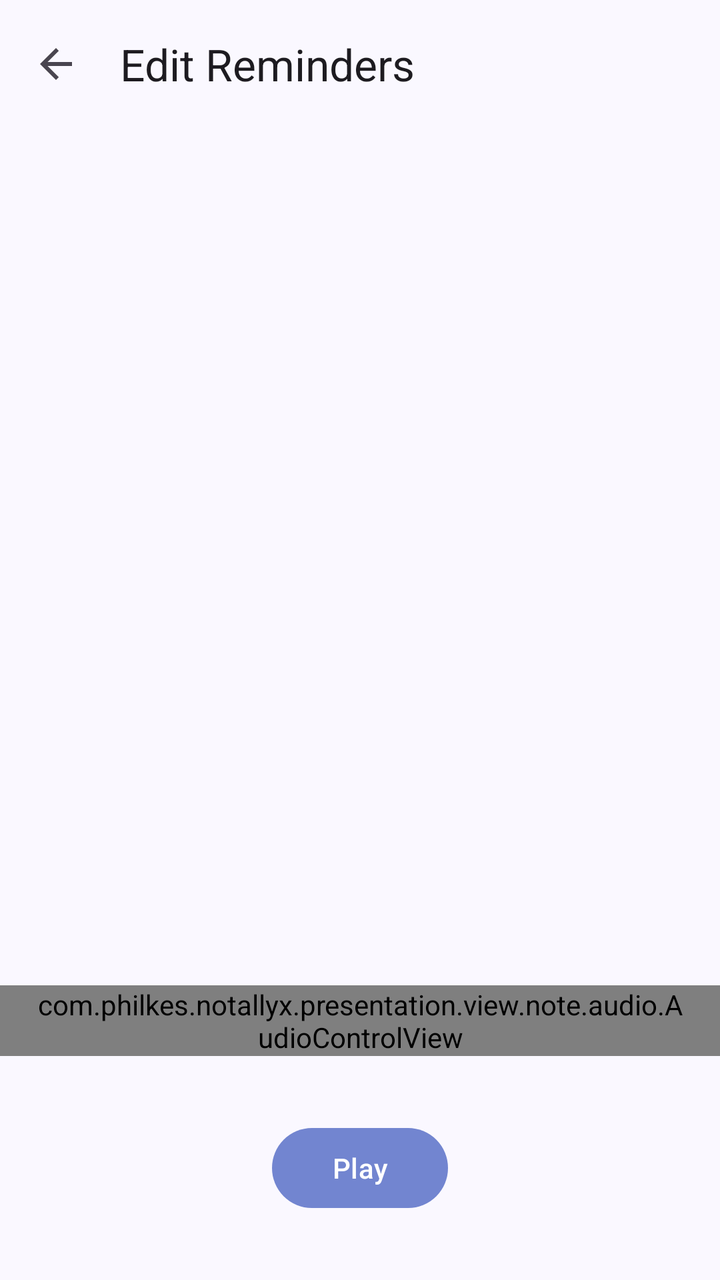
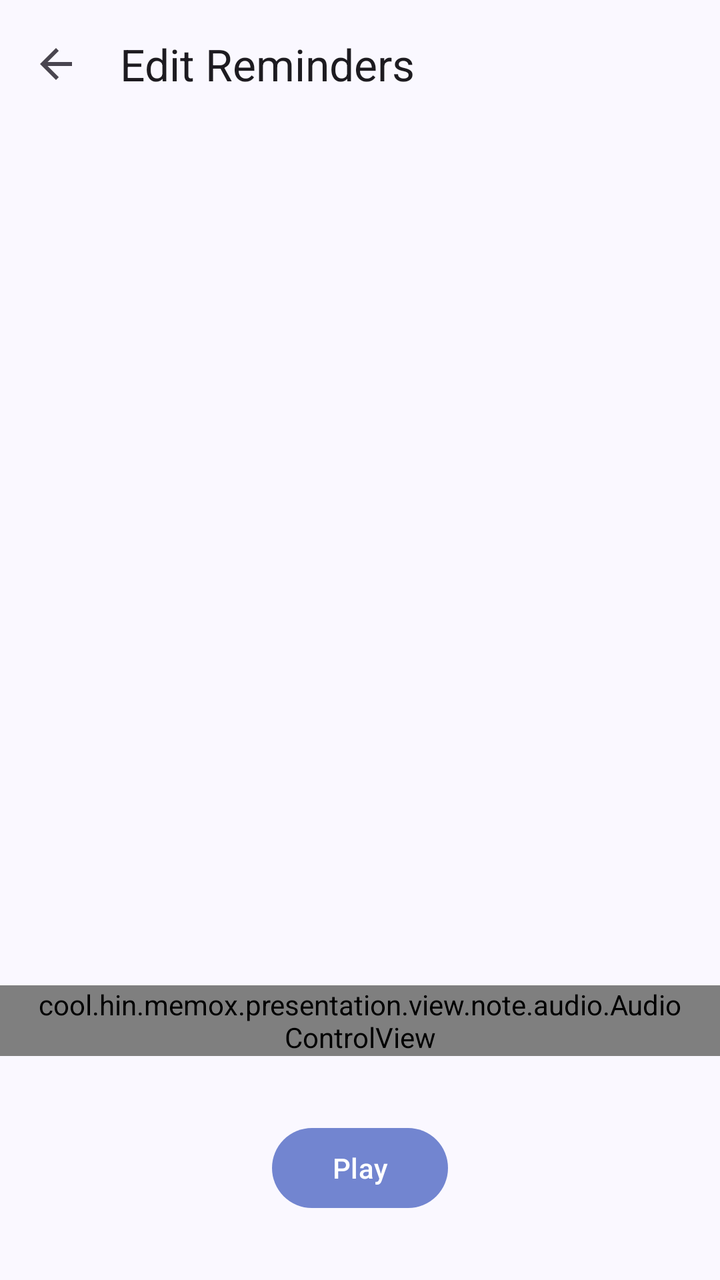

An Android layout rendered at two revisions. The XML below is the earlier revision; the diff shows what the commit changed to produce the second picture.
<!-- AndroidManifest.xml: application theme AppTheme -->
<!-- res/layout/activity_play_audio.xml -->
<?xml version="1.0" encoding="utf-8"?>
<RelativeLayout xmlns:android="http://schemas.android.com/apk/res/android"
    xmlns:app="http://schemas.android.com/apk/res-auto"
    android:id="@+id/root_layout"
    android:layout_width="match_parent"
    android:layout_height="match_parent">
    <com.google.android.material.appbar.MaterialToolbar
        android:id="@+id/Toolbar"
        android:layout_width="match_parent"
        android:layout_height="?attr/actionBarSize"
        app:navigationIcon="?attr/homeAsUpIndicator"
        app:title="@string/edit_reminders" />
    <TextView
        android:id="@+id/Error"
        android:layout_width="match_parent"
        android:layout_height="match_parent"
        android:layout_above="@id/AudioControlView"
        android:layout_below="@id/Toolbar"
        android:gravity="center"
        android:textAppearance="?attr/textAppearanceBodyMedium" />

    <com.philkes.notallyx.presentation.view.note.audio.AudioControlView
        android:id="@+id/AudioControlView"
        android:layout_width="match_parent"
        android:layout_height="wrap_content"
        android:layout_above="@id/Play"
        android:layout_marginBottom="32dp"
        android:paddingStart="16dp"
        android:paddingEnd="16dp">

        <com.google.android.material.slider.Slider
            android:id="@+id/Progress"
            android:layout_width="match_parent"
            android:layout_height="wrap_content"
            android:stepSize="1" />

        <TextView
            android:id="@+id/Chronometer"
            android:layout_width="wrap_content"
            android:layout_height="wrap_content"
            android:layout_below="@id/Progress"
            android:layout_alignParentStart="true"
            android:layout_marginStart="8dp"
            android:textAppearance="?attr/textAppearanceBodySmall" />

        <TextView
            android:id="@+id/Length"
            android:layout_width="wrap_content"
            android:layout_height="wrap_content"
            android:layout_below="@id/Progress"
            android:layout_alignParentEnd="true"
            android:layout_marginEnd="8dp"
            android:textAppearance="?attr/textAppearanceBodySmall" />

    </com.philkes.notallyx.presentation.view.note.audio.AudioControlView>

    <com.google.android.material.button.MaterialButton
        android:id="@+id/Play"
        android:layout_height="wrap_content"
        android:layout_width="wrap_content"
        android:layout_alignParentBottom="true"
        android:layout_centerHorizontal="true"
        android:layout_gravity="center"
        android:layout_marginBottom="32dp"
        android:text="@string/play"/>

</RelativeLayout>
<!-- resources referenced by this layout -->
<resources>
  <string name="edit_reminders">Edit Reminders</string>
  <string name="play">Play</string>
  <color name="md_theme_primary">#7285D0</color>
  <color name="md_theme_onPrimary">#FFFFFF</color>
  <color name="md_theme_primaryContainer">#DCE1FF</color>
  <color name="md_theme_onPrimaryContainer">#05164B</color>
  <color name="md_theme_secondary">#595D72</color>
  <color name="md_theme_onSecondary">#FFFFFF</color>
  <color name="md_theme_secondaryContainer">#DEE1F9</color>
  <color name="md_theme_onSecondaryContainer">#161B2C</color>
  <color name="md_theme_tertiary">#75546F</color>
  <color name="md_theme_onTertiary">#FFFFFF</color>
  <color name="md_theme_tertiaryContainer">#FFD7F5</color>
  <color name="md_theme_onTertiaryContainer">#2C1229</color>
  <color name="md_theme_error">#BA1A1A</color>
  <color name="md_theme_onError">#FFFFFF</color>
  <color name="md_theme_errorContainer">#FFDAD6</color>
  <color name="md_theme_onErrorContainer">#410002</color>
  <color name="md_theme_background">@color/ContainerLight</color>
  <color name="md_theme_onBackground">#1A1B21</color>
  <color name="md_theme_surface">@color/ContainerLight</color>
  <color name="md_theme_onSurface">#1A1B21</color>
  <color name="md_theme_surfaceVariant">#E2E1EC</color>
  <color name="md_theme_onSurfaceVariant">#45464F</color>
  <color name="md_theme_outline">#767680</color>
  <color name="md_theme_outlineVariant">#C6C5D0</color>
  <color name="md_theme_inverseSurface">#2F3036</color>
  <color name="md_theme_inverseOnSurface">#F1F0F7</color>
  <color name="md_theme_inversePrimary">#B7C4FF</color>
  <color name="md_theme_primaryFixed">#DCE1FF</color>
  <color name="md_theme_onPrimaryFixed">#05164B</color>
  <color name="md_theme_primaryFixedDim">#B7C4FF</color>
  <color name="md_theme_onPrimaryFixedVariant">#364479</color>
  <color name="md_theme_secondaryFixed">#DEE1F9</color>
  <color name="md_theme_onSecondaryFixed">#161B2C</color>
  <color name="md_theme_secondaryFixedDim">#C2C5DD</color>
  <color name="md_theme_onSecondaryFixedVariant">#424659</color>
  <color name="md_theme_tertiaryFixed">#FFD7F5</color>
  <color name="md_theme_onTertiaryFixed">#2C1229</color>
  <color name="md_theme_tertiaryFixedDim">#E3BADA</color>
  <color name="md_theme_onTertiaryFixedVariant">#5C3D57</color>
  <color name="md_theme_surfaceDim">#DBD9E0</color>
  <color name="md_theme_surfaceBright">@color/ContainerLight</color>
  <color name="md_theme_surfaceContainerLowest">#FFFFFF</color>
  <color name="md_theme_surfaceContainerLow">#F4F2FA</color>
  <color name="md_theme_surfaceContainer">#EFEDF4</color>
  <color name="md_theme_surfaceContainerHigh">#E9E7EF</color>
  <color name="md_theme_surfaceContainerHighest">#E3E1E9</color>
  <style name="NavigationView" parent="Widget.Material3.NavigationView">
          <item name="android:background">?attr/colorSurface</item>
      </style>
  <style name="ThemeOverlay.App.BottomSheetDialog" parent="ThemeOverlay.Material3.BottomSheetDialog">
          <item name="bottomSheetStyle">@style/ModalBottomSheet</item>
          <item name="android:windowIsFloating">true</item>
      </style>
  <color name="ContainerLight">#FAF8FF</color>
  <style name="ModalBottomSheet" parent="Widget.Material3.BottomSheet.Modal">
          <item name="shapeAppearance">@style/ShapeAppearance.Material3.Corner.None</item>
          <item name="behavior_draggable">true</item>
      </style>
  <!-- unchanged entries left out for length: 1 -->
</resources>

<!-- the commit's change to res/layout/activity_play_audio.xml (unified diff, before → after) -->
@@ -19,7 +19,7 @@
         android:gravity="center"
         android:textAppearance="?attr/textAppearanceBodyMedium" />
 
-    <com.philkes.notallyx.presentation.view.note.audio.AudioControlView
+    <cool.hin.memox.presentation.view.note.audio.AudioControlView
         android:id="@+id/AudioControlView"
         android:layout_width="match_parent"
         android:layout_height="wrap_content"
@@ -52,7 +52,7 @@
             android:layout_marginEnd="8dp"
             android:textAppearance="?attr/textAppearanceBodySmall" />
 
-    </com.philkes.notallyx.presentation.view.note.audio.AudioControlView>
+    </cool.hin.memox.presentation.view.note.audio.AudioControlView>
 
     <com.google.android.material.button.MaterialButton
         android:id="@+id/Play"
